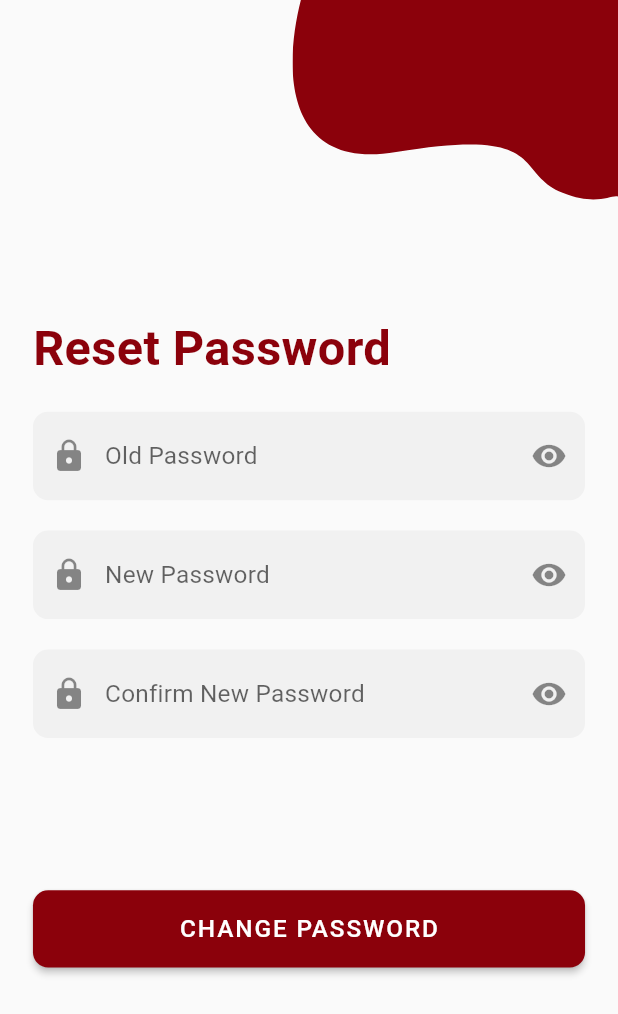
After one commit to sherryqaisrani/student_management_system, a Flutter app: the ChangePassword screen opened directly, on a phone screen of 412 x 824 dp. The commit adds this screen. Shown: the top 1014 px of the screen. Run offline on Flutter 3.47's test engine with Material 2 defaults, Android fonts, the phone set to English and light mode, and no system bars; our stand-ins replace flutter_screenutil, flutter_svg.

Commit message:
Change Password Forget Screen And Personal Screen Design

```diff
--- a/lib/main.dart
+++ b/lib/main.dart
@@ -1,6 +1,8 @@
 import 'package:flutter/material.dart';
 import 'package:flutter_screenutil/flutter_screenutil.dart';
 import 'package:student_management_system/screens/LoginPage.dart';
+import 'package:student_management_system/screens/change_password.dart';
+import 'package:student_management_system/screens/forgot_password.dart';
 import 'package:student_management_system/screens/loginpage2.dart';
 import 'package:student_management_system/screens/personal.dart';
 import 'package:student_management_system/screens/singuppage.dart';
--- /dev/null
+++ b/lib/screens/change_password.dart
@@ -0,0 +1,150 @@
+import 'package:flutter/material.dart';
+import 'package:flutter_screenutil/flutter_screenutil.dart';
+import 'package:flutter_svg/flutter_svg.dart';
+import 'package:student_management_system/widget/themes/colors.dart';
+
+class ChangePassword extends StatefulWidget {
+  ChangePassword({Key? key}) : super(key: key);
+
+  @override
+  State<ChangePassword> createState() => _ChangePasswordState();
+}
+
+class _ChangePasswordState extends State<ChangePassword> {
+  @override
+  Widget build(BuildContext context) {
+    return Scaffold(
+      body: SingleChildScrollView(
+        child: Column(
+          children: [
+            SizedBox(
+              height: 152.h,
+              child: Stack(
+                children: [
+                  Positioned(
+                    top: 0,
+                    right: 0,
+                    child: SvgPicture.asset(
+                      'assets/svg/header.svg',
+                    ),
+                  ),
+                ],
+              ),
+            ),
+            Padding(
+              padding: EdgeInsets.symmetric(
+                vertical: 58.h,
+                horizontal: 20.w,
+              ),
+              child: Column(
+                crossAxisAlignment: CrossAxisAlignment.start,
+                children: [
+                  Text(
+                    'Reset Password',
+                    style: TextStyle(
+                      fontSize: 32.sp,
+                      fontWeight: FontWeight.w700,
+                      color: ThemeColor.loginCode,
+                    ),
+                  ),
+                  SizedBox(
+                    height: 23.h,
+                  ),
+                  TextFormField(
+                    textInputAction: TextInputAction.next,
+                    keyboardType: TextInputType.text,
+                    obscureText: true,
+                    decoration: getInputDecoration(
+                      hintText: 'Old Password',
+                    ),
+                  ),
+                  SizedBox(
+                    height: 20.h,
+                  ),
+                  TextFormField(
+                    textInputAction: TextInputAction.next,
+                    keyboardType: TextInputType.text,
+                    obscureText: true,
+                    decoration: getInputDecoration(
+                      hintText: 'New Password',
+                    ),
+                  ),
+                  SizedBox(
+                    height: 20.h,
+                  ),
+                  TextFormField(
+                    textInputAction: TextInputAction.next,
+                    keyboardType: TextInputType.text,
+                    obscureText: true,
+                    decoration: getInputDecoration(
+                      hintText: 'Confirm New Password',
+                    ),
+                  ),
+                  SizedBox(
+                    height: 100.h,
+                  ),
+                  SizedBox(
+                    width: double.infinity,
+                    child: ElevatedButton(
+                      style: ElevatedButton.styleFrom(
+                          primary: ThemeColor.loginCode,
+                          padding: EdgeInsets.symmetric(
+                            vertical: 16.h,
+                          ),
+                          shape: RoundedRectangleBorder(
+                            borderRadius: BorderRadius.circular(
+                              10.r,
+                            ),
+                            side: const BorderSide(
+                              color: Colors.transparent,
+                            ),
+                          )),
+                      onPressed: () {},
+                      child: Text(
+                        'CHANGE PASSWORD',
+                        style: TextStyle(
+                            fontSize: 16.sp,
+                            fontWeight: FontWeight.w500,
+                            color: Colors.white),
+                      ),
+                    ),
+                  ),
+                ],
+              ),
+            )
+          ],
+        ),
+      ),
+    );
+  }
+
+  InputDecoration getInputDecoration({required String hintText}) {
+    return InputDecoration(
+      border: OutlineInputBorder(
+        borderRadius: BorderRadius.circular(
+          10.r,
+        ),
+        borderSide: const BorderSide(
+          color: Colors.transparent,
+        ),
+      ),
+      enabledBorder: OutlineInputBorder(
+        borderRadius: BorderRadius.circular(
+          10.r,
+        ),
+        borderSide: const BorderSide(
+          color: Colors.transparent,
+        ),
+      ),
+      filled: true,
+      fillColor: ThemeColor.grayColor,
+      hintText: hintText,
+      prefixIcon: const Icon(
+        Icons.lock,
+      ),
+      suffixIcon: const Icon(
+        Icons.remove_red_eye,
+      ),
+    );
+  }
+}
--- a/pubspec.yaml
+++ b/pubspec.yaml
@@ -36,6 +36,7 @@ dependencies:
   cupertino_icons: ^1.0.2
   flutter_screenutil: ^5.5.3+2
   flutter_svg:
+  intl: ^0.17.0
 dev_dependencies:
   flutter_test:
     sdk: flutter
```
Also changed, not shown: lib/screens/forgot_password.dart (added, +125 -0 lines), lib/screens/personal.dart (+35 -1 lines), pubspec.lock.
